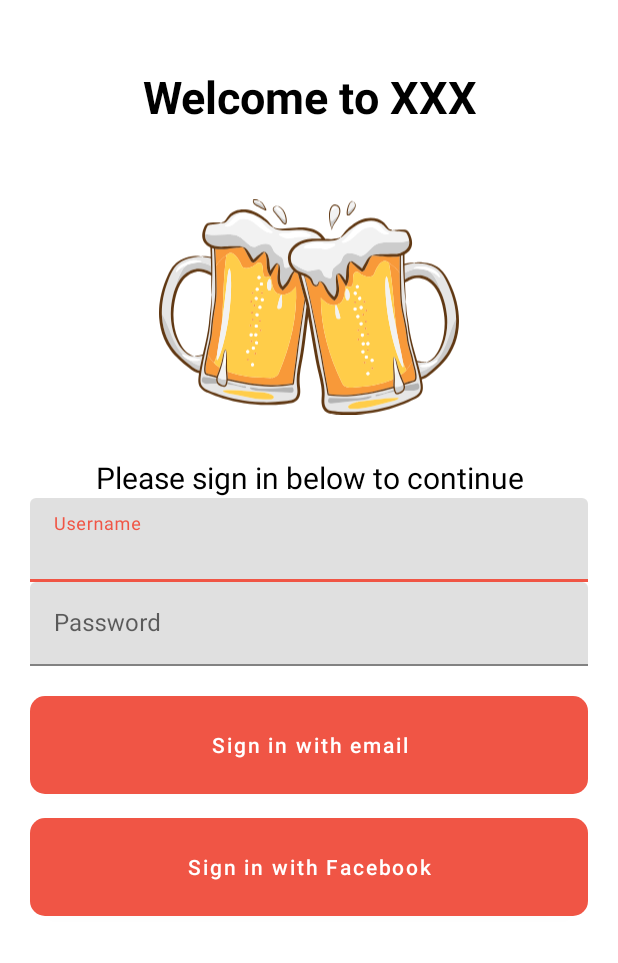
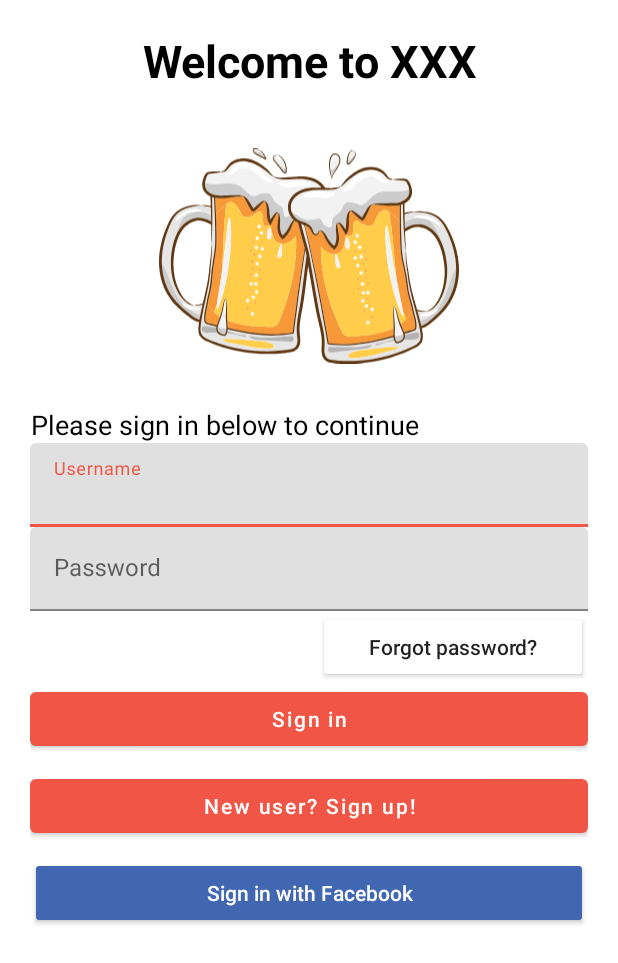
Before and after one commit to Djokkins/AuBarFinder, an Android app: the screen it shows after launch (LoginActivity), on a phone screen of 412 x 824 dp. Shown: the top 963 px of the screen. Run offline under Robolectric (Android 15) with nearby library versions, the phone set to English and light mode, and no system bars; our stand-ins replace Firebase (no records; nobody signed in at launch, a user with empty details on screens opened directly), Volley; libraries missing offline, so code that uses them is left out: com.facebook, com.facebook.login, com.firebase.ui; 2 statements that could not run were skipped.

Commit message:
I FIXED LOGIN WUHUUUUUUUUUUUUU

```diff
--- a/app/src/main/res/drawable/custom_button_mail.xml
+++ b/app/src/main/res/drawable/custom_button_mail.xml
@@ -4,4 +4,5 @@
     <corners android:radius="10dp"/>
 
 
+
 </shape>
--- a/app/src/main/res/layout/activity_login.xml
+++ b/app/src/main/res/layout/activity_login.xml
@@ -13,7 +13,7 @@
         android:id="@+id/txtTitle"
         android:layout_width="wrap_content"
         android:layout_height="wrap_content"
-        android:layout_marginTop="24dp"
+        android:layout_marginTop="0dp"
         android:gravity="center"
         android:text="@string/txtTitle"
         android:textColor="#000000"
@@ -28,7 +28,7 @@
         android:id="@+id/imgBeerLeft"
         android:layout_width="200dp"
         android:layout_height="200dp"
-        android:layout_marginTop="20dp"
+        android:layout_marginTop="10dp"
         android:layout_gravity="center_horizontal"
         app:layout_constraintTop_toBottomOf="@+id/txtTitle"
         app:srcCompat="@drawable/ic_beer_single" />
@@ -40,13 +40,10 @@
         android:gravity="center"
         android:text="@string/txtUnderTitle"
         android:textColor="#000000"
-        android:textSize="20sp"
-        android:layout_gravity="center_horizontal"
+        android:textSize="18sp"
         app:layout_constraintEnd_toEndOf="parent"
         app:layout_constraintStart_toStartOf="parent"
         app:layout_constraintTop_toBottomOf="@id/imgBeerLeft" />
-
-
 
     <com.google.android.material.textfield.TextInputLayout
         android:layout_width="match_parent"
@@ -80,31 +77,49 @@
 
     </com.google.android.material.textfield.TextInputLayout>
 
+    <androidx.appcompat.widget.AppCompatButton
+        android:layout_width="180dp"
+        android:layout_height="wrap_content"
+        android:text="Forgot password?"
+        android:elevation="0dp"
+        android:backgroundTint="#FFFFFFFF"
+        android:textAllCaps="false"
+        android:layout_gravity="right"
+        />
 
     <Button
         android:id="@+id/btnLoginEmail"
         android:layout_width="match_parent"
-        android:layout_height="65dp"
-        android:layout_marginTop="20dp"
-        android:background="@drawable/custom_button_mail"
-        android:text="@string/btnLoginEmail"
+        android:layout_height="wrap_content"
+        android:text="Sign in"
+        android:elevation="0dp"
         android:textAllCaps="false"
-        app:layout_constraintEnd_toEndOf="parent"
-        app:layout_constraintHorizontal_bias="0.666"
-        app:layout_constraintStart_toStartOf="parent"
-        app:layout_constraintTop_toBottomOf="@+id/imgBeerLeft" />
+        />
+
+
+
 
     <Button
+        android:id="@+id/btnSignUp"
+        android:layout_width="match_parent"
+        android:layout_height="wrap_content"
+        android:text="New user? Sign up!"
+        android:layout_marginTop="10dp"
+        android:elevation="0dp"
+        android:textAllCaps="false"
+        />
+
+    <androidx.appcompat.widget.AppCompatButton
         android:id="@+id/btnLoginFacebook"
         android:layout_width="match_parent"
-        android:layout_height="65dp"
-        android:layout_marginTop="16dp"
+        android:layout_height="wrap_content"
+        android:layout_marginTop="10dp"
         android:textAllCaps="false"
+        android:elevation="0dp"
+        android:textColor="#FFFFFF"
         android:text="@string/btnLoginFacebook"
-        android:background="@drawable/custom_button_fb"
-        app:layout_constraintEnd_toEndOf="parent"
-        app:layout_constraintStart_toStartOf="parent"
-        app:layout_constraintTop_toBottomOf="@+id/btnLoginEmail" />
+        android:backgroundTint="@color/fb_blue"
+        />
 
 
 </LinearLayout>
--- a/app/src/main/res/values/themes.xml
+++ b/app/src/main/res/values/themes.xml
@@ -13,4 +13,8 @@
         <item name="android:statusBarColor" tools:targetApi="l">?attr/colorPrimaryVariant</item>
         <!-- Customize your theme here. -->
     </style>
+
+
+
+
 </resources>
```
Also changed, not shown: app/src/main/java/dk/au/mad21fall/appproject/group3/Activities/LoginActivity.java (+70 -17 lines), app/src/main/res/values/styles.xml (added, +16 -0 lines).
